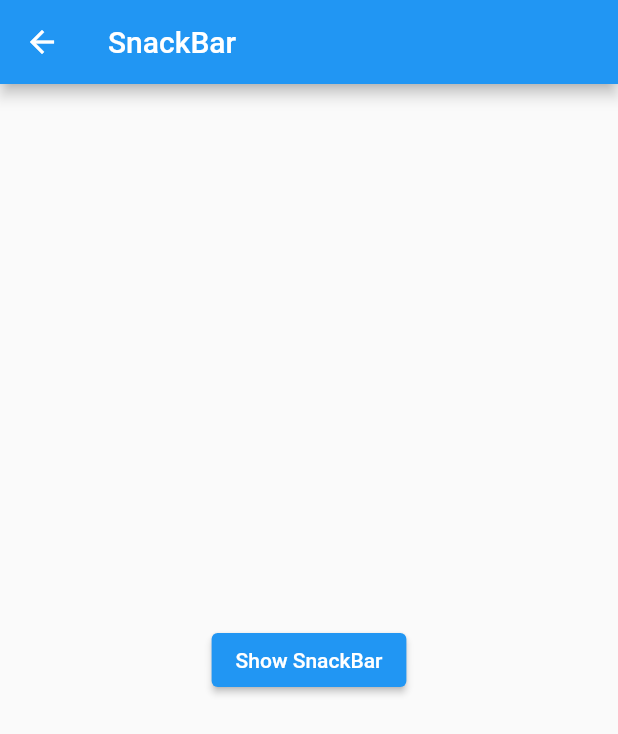
After one commit to LeeYoonJung/flutter_begginer, a Flutter app: the screen it shows after launch, after a tap on "SnackBar", on a phone screen of 412 x 824 dp. The commit adds this screen. Shown: the top 734 px of the screen. Run offline on Flutter 3.47's test engine with Material 2 defaults, Android fonts, the phone set to English and light mode, and no system bars.

Commit message:
SnackBar 기능 구현(2023.04 version 변경)

```diff
--- /dev/null
+++ b/lib/beginner/0_flutter_cookbook/my_snack_bar.dart
@@ -0,0 +1,34 @@
+import 'package:flutter/material.dart';
+
+class MySnackBar extends StatefulWidget {
+  const MySnackBar({Key? key}) : super(key: key);
+
+  @override
+  State<MySnackBar> createState() => _MySnackBarState();
+}
+
+class _MySnackBarState extends State<MySnackBar> {
+  @override
+  Widget build(BuildContext context) {
+    return Scaffold(
+      appBar: AppBar(
+        title: const Text('SnackBar'),
+      ),
+      body: Builder(
+          builder: (context) => Center(
+                child: ElevatedButton(
+                  onPressed: () {
+                    const snackBar = SnackBar(
+                      content: Text('스낵바'),
+                    );
+
+                    // https://docs.flutter.dev/release/breaking-changes/scaffold-messenger
+                    // Scaffold.of(context).showSnackBar(snackBar); // ScaffoldMessenger로 변경
+                    ScaffoldMessenger.of(context).showSnackBar(snackBar);
+                  },
+                  child: const Text('Show SnackBar'),
+                ),
+              )),
+    );
+  }
+}
--- a/lib/main.dart
+++ b/lib/main.dart
@@ -1,6 +1,7 @@
 import 'package:flutter/material.dart';
 import 'package:flutter_momong_project/beginner/0_flutter_cookbook/my_animated_opacity.dart';
 import 'package:flutter_momong_project/beginner/0_flutter_cookbook/my_drawer.dart';
+import 'package:flutter_momong_project/beginner/0_flutter_cookbook/my_snack_bar.dart';
 
 import 'beginner/0_flutter_cookbook/my_animated_container.dart';
 
@@ -74,6 +75,15 @@
                     builder: (context) => const MyDrawer()));
           },
         ),
+        ListTile(
+          title: const Text('SnackBar'),
+          onTap: () {
+            Navigator.push(
+                context,
+                MaterialPageRoute(
+                    builder: (context) => const MySnackBar()));
+          },
+        ),
       ],
     );
   }
```
